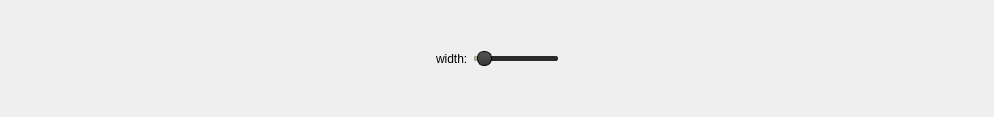
The window that pencilprops.ui (MaxMalts/Online_Board) describes before a commit, drawn with Qt 5.
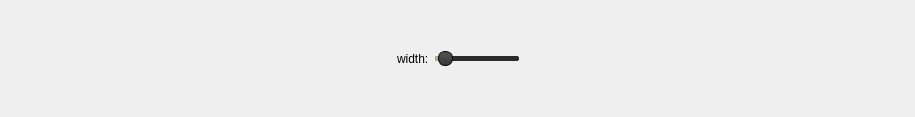
The same window after the commit.

Diff of the .ui file:
```diff
--- a/pencilprops.ui
+++ b/pencilprops.ui
@@ -6,7 +6,7 @@
    <rect>
     <x>0</x>
     <y>0</y>
-    <width>994</width>
+    <width>915</width>
     <height>117</height>
    </rect>
   </property>
@@ -25,9 +25,12 @@
      <property name="orientation">
       <enum>Qt::Horizontal</enum>
      </property>
+     <property name="sizeType">
+      <enum>QSizePolicy::Expanding</enum>
+     </property>
      <property name="sizeHint" stdset="0">
       <size>
-       <width>405</width>
+       <width>40</width>
        <height>20</height>
       </size>
      </property>
@@ -125,7 +128,7 @@
      </property>
      <property name="sizeHint" stdset="0">
       <size>
-       <width>404</width>
+       <width>40</width>
        <height>20</height>
       </size>
      </property>
```
